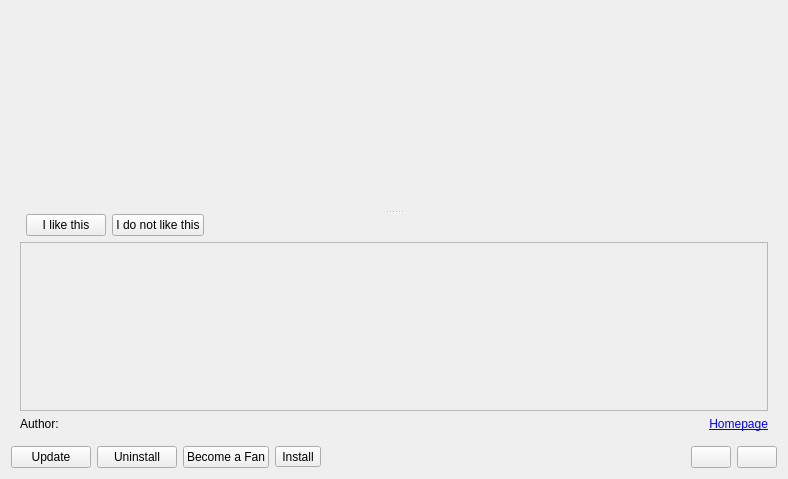
The window that knewstuff/knewstuff3/downloadwidget.ui (KDE/kdelibs) describes before a commit, drawn with Qt 5.
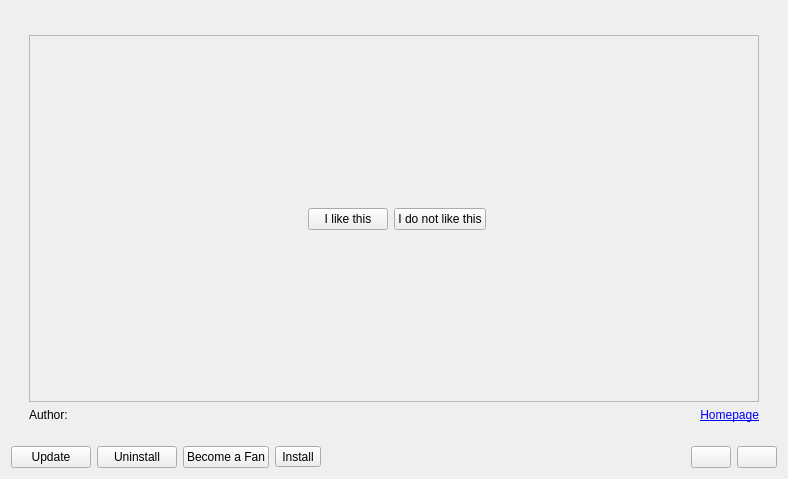
The same window after the commit. Custom widgets are drawn as their Qt base class.

Commit message: Put all content in the scroll area

```diff
--- a/knewstuff/knewstuff3/downloadwidget.ui
+++ b/knewstuff/knewstuff3/downloadwidget.ui
@@ -267,15 +267,26 @@
      <widget class="QWidget" name="detailsPage">
       <layout class="QHBoxLayout" name="horizontalLayout_7">
        <item>
-        <widget class="QSplitter" name="splitter">
-         <property name="orientation">
-          <enum>Qt::Vertical</enum>
-         </property>
-         <widget class="QWidget" name="widget" native="true">
-          <layout class="QHBoxLayout" name="horizontalLayout_3">
+        <widget class="QWidget" name="widget_2" native="true">
+         <layout class="QVBoxLayout" name="verticalLayout_2">
+          <item>
+           <widget class="QScrollArea" name="descriptionScrollArea">
+            <property name="widgetResizable">
+             <bool>true</bool>
+            </property>
+            <widget class="QWidget" name="scrollAreaWidgetContents">
+             <property name="geometry">
+              <rect>
+               <x>0</x>
+               <y>0</y>
+               <width>758</width>
+               <height>372</height>
+              </rect>
+             </property>
+             <layout class="QVBoxLayout" name="verticalLayout_3">
            <item>
-            <layout class="QVBoxLayout" name="verticalLayout_4">
-             <item>
+               <layout class="QGridLayout" name="gridLayout">
+                <item row="0" column="0">
               <widget class="KNS3::ImagePreviewWidget" name="preview1" native="true">
                <property name="sizePolicy">
                 <sizepolicy hsizetype="Preferred" vsizetype="Preferred">
@@ -291,7 +302,7 @@
                </property>
               </widget>
              </item>
-             <item>
+                <item row="1" column="0">
               <widget class="KNS3::ImagePreviewWidget" name="preview2" native="true">
                <property name="sizePolicy">
                 <sizepolicy hsizetype="Preferred" vsizetype="Preferred">
@@ -307,7 +318,7 @@
                </property>
               </widget>
              </item>
-             <item>
+                <item row="2" column="0">
               <widget class="KNS3::ImagePreviewWidget" name="preview3" native="true">
                <property name="sizePolicy">
                 <sizepolicy hsizetype="Preferred" vsizetype="Preferred">
@@ -321,14 +332,13 @@
                  <height>20</height>
                 </size>
                </property>
-              </widget>
-             </item>
-            </layout>
-           </item>
-           <item>
+                  <zorder>previewBig</zorder>
+                 </widget>
+                </item>
+                <item row="0" column="1" rowspan="3">
             <widget class="KNS3::ImagePreviewWidget" name="previewBig" native="true">
              <property name="sizePolicy">
-              <sizepolicy hsizetype="Expanding" vsizetype="Expanding">
+                   <sizepolicy hsizetype="Expanding" vsizetype="Minimum">
                <horstretch>100</horstretch>
                <verstretch>100</verstretch>
               </sizepolicy>
@@ -342,11 +352,22 @@
             </widget>
            </item>
           </layout>
-         </widget>
-         <widget class="QWidget" name="widget_2" native="true">
-          <layout class="QVBoxLayout" name="verticalLayout_2">
+              </item>
            <item>
             <layout class="QHBoxLayout" name="horizontalLayout_6">
+                <item>
+                 <spacer name="horizontalSpacer">
+                  <property name="orientation">
+                   <enum>Qt::Horizontal</enum>
+                  </property>
+                  <property name="sizeHint" stdset="0">
+                   <size>
+                    <width>40</width>
+                    <height>20</height>
+                   </size>
+                  </property>
+                 </spacer>
+                </item>
              <item>
               <widget class="KNS3::RatingWidget" name="ratingWidget" native="true">
                <property name="minimumSize">
@@ -390,24 +411,9 @@
             </layout>
            </item>
            <item>
-            <widget class="QScrollArea" name="descriptionScrollArea">
-             <property name="widgetResizable">
-              <bool>true</bool>
-             </property>
-             <widget class="QWidget" name="scrollAreaWidgetContents">
-              <property name="geometry">
-               <rect>
-                <x>0</x>
-                <y>0</y>
-                <width>758</width>
-                <height>156</height>
-               </rect>
-              </property>
-              <layout class="QVBoxLayout" name="verticalLayout_3">
-               <item>
                 <widget class="QLabel" name="descriptionLabel">
                  <property name="sizePolicy">
-                  <sizepolicy hsizetype="Expanding" vsizetype="Preferred">
+                 <sizepolicy hsizetype="Expanding" vsizetype="Expanding">
                    <horstretch>0</horstretch>
                    <verstretch>0</verstretch>
                   </sizepolicy>
@@ -471,7 +477,6 @@
             </layout>
            </item>
           </layout>
-         </widget>
         </widget>
        </item>
       </layout>
```
Lines whose indentation alone changed are shown as unchanged.
